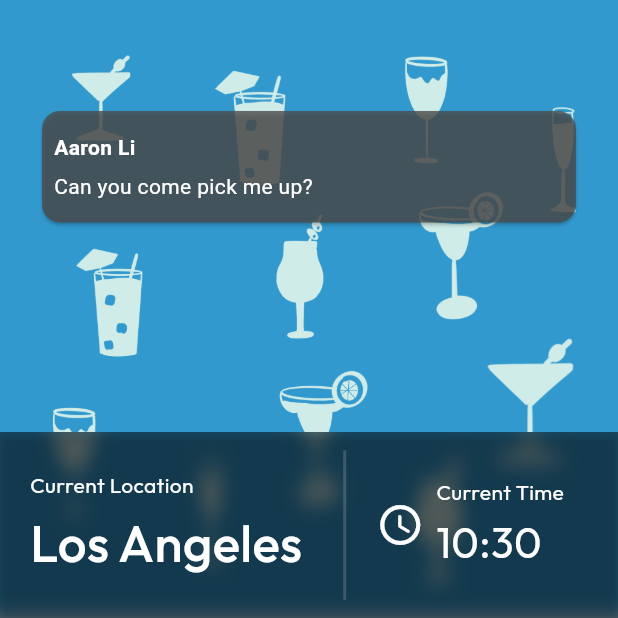
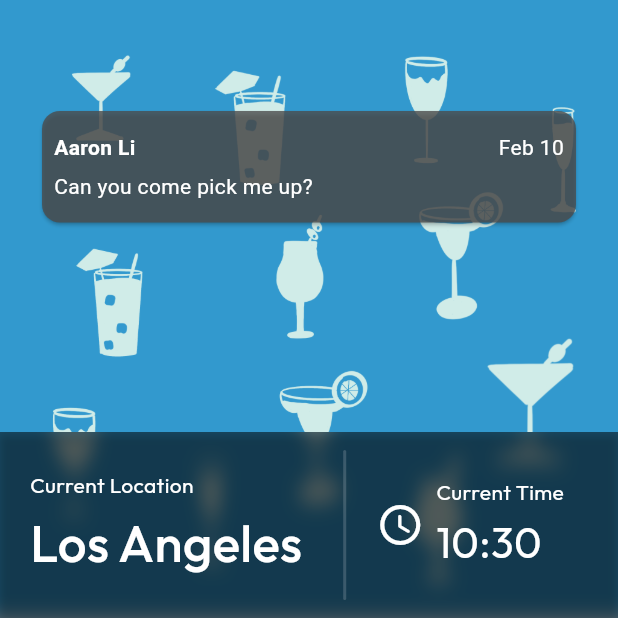
Before and after one commit to a-a-ronli/soberguardian, a Flutter app: the HomePageWidget screen opened directly, on a phone screen of 412 x 824 dp, the top half of it. Run offline on Flutter 3.47's test engine with Material 3 defaults, Android fonts, the phone set to English and light mode, and no system bars; our stand-ins replace auto_size_text, camera, cloud_functions, firebase_auth, firebase_core, firebase_database and 8 more; missing offline and left inert: dart:ffi, map_launcher; accounts and stored records are empty; generated files the repository leaves out were written again; statements that could not run were skipped.

Commit message:
Location Notification/Sharing Updates

```diff
--- a/soberguardianflutter/lib/contact_result.dart
+++ b/soberguardianflutter/lib/contact_result.dart
@@ -25,6 +25,8 @@ class _ContactResultScreenState extends State<ContactResultScreen> {
           .set({
         "message": widget.response,
         "time": DateTime.now().millisecondsSinceEpoch,
+        "latitude": Singleton().locationData?.latitude,
+        "longitude": Singleton().locationData?.longitude,
       }).then((value) {
         setState(() {
           widget.messageSent = true;
--- a/soberguardianflutter/lib/home.dart
+++ b/soberguardianflutter/lib/home.dart
@@ -14,6 +14,7 @@ import 'package:geocoding/geocoding.dart' as geocoding;
 import 'package:soberguardian/size_config.dart';
 import 'package:firebase_messaging/firebase_messaging.dart';
 import 'package:http/http.dart' as http;
+import 'package:soberguardian/integrated_notification.dart';
 import 'emergency.dart';
 import 'loading.dart';
 
@@ -227,31 +228,41 @@ class _HomePageWidgetState extends State<HomePageWidget> {
                             ],
                           ),
                           // semi-transparent notification card
-                          SizedBox(
-                              width: SizeConfig.blockSizeHorizontal! * 90,
-                              height: SizeConfig.blockSizeHorizontal! * 20,
-                              child: Card(
-                                  color: const Color.fromARGB(200, 75, 75, 75),
-                                  child: Padding(
-                                    padding: const EdgeInsets.all(8.0),
-                                    child: Column(
-                                      mainAxisAlignment:
-                                          MainAxisAlignment.spaceEvenly,
-                                      crossAxisAlignment:
-                                          CrossAxisAlignment.start,
-                                      children: [
-                                        Text(
-                                          "Aaron Li",
-                                          style: TextStyle(
-                                              color: Colors.white,
-                                              fontWeight: FontWeight.bold),
-                                        ),
-                                        Text("Can you come pick me up?",
-                                            style:
-                                                TextStyle(color: Colors.white)),
-                                      ],
-                                    ),
-                                  )))
+                          // SizedBox(
+                          //     width: SizeConfig.blockSizeHorizontal! * 90,
+                          //     height: SizeConfig.blockSizeHorizontal! * 20,
+                          //     child: Card(
+                          //         color: const Color.fromARGB(200, 75, 75, 75),
+                          //         child: InkWell(
+                          //           onTap: () {},
+                          //           child: Padding(
+                          //             padding: const EdgeInsets.all(8.0),
+                          //             child: Column(
+                          //               mainAxisAlignment:
+                          //                   MainAxisAlignment.spaceEvenly,
+                          //               crossAxisAlignment:
+                          //                   CrossAxisAlignment.start,
+                          //               children: [
+                          //                 Text(
+                          //                   "Aaron Li",
+                          //                   style: TextStyle(
+                          //                       color: Colors.white,
+                          //                       fontWeight: FontWeight.bold),
+                          //                 ),
+                          //                 Text("Can you come pick me up?",
+                          //                     style: TextStyle(
+                          //                         color: Colors.white)),
+                          //               ],
+                          //             ),
+                          //           ),
+                          //         ))),
+                          IntegratedNotificationCard(
+                            name: "Aaron Li",
+                            message: "Can you come pick me up?",
+                            latitude: 13.0,
+                            longitude: 12.0,
+                            timestamp: 1707606918818,
+                          )
                         ]),
                       ),
                       ClipRRect(
--- /dev/null
+++ b/soberguardianflutter/lib/integrated_notification.dart
@@ -0,0 +1,159 @@
+import 'dart:ffi';
+
+import 'package:flutter/material.dart';
+import 'package:latlong2/latlong.dart';
+import 'package:map_launcher/map_launcher.dart';
+import 'package:soberguardian/size_config.dart';
+import 'package:flutter_map/flutter_map.dart';
+import 'package:url_launcher/url_launcher.dart';
+import 'package:intl/intl.dart';
+
+String formatTimestamp(int timestamp) {
+  DateTime now = DateTime.now();
+  var date = DateTime.fromMillisecondsSinceEpoch(timestamp);
+
+  DateTime today = DateTime(now.year, now.month, now.day);
+  DateTime eventDate = DateTime(date.year, date.month, date.day);
+
+  if (today == eventDate) {
+    var formatter = DateFormat('HH:mm');
+    return formatter.format(date);
+  } else {
+    var formatter = DateFormat('MMM d');
+    return formatter.format(date);
+  }
+}
+
+class IntegratedNotificationCard extends StatelessWidget {
+  final String name;
+  final String message;
+  final double latitude;
+  final double longitude;
+  final int timestamp;
+  const IntegratedNotificationCard(
+      {super.key,
+      required this.name,
+      required this.message,
+      required this.latitude,
+      required this.longitude,
+      required this.timestamp});
+
+  @override
+  Widget build(BuildContext context) {
+    return SizedBox(
+        width: SizeConfig.blockSizeHorizontal! * 90,
+        height: SizeConfig.blockSizeHorizontal! * 20,
+        child: Card(
+            color: const Color.fromARGB(200, 75, 75, 75),
+            child: InkWell(
+              onTap: () {
+                // Go to notification reaction screen
+                Navigator.push(
+                    context,
+                    MaterialPageRoute(
+                        builder: (context) => NotificationReactionScreen(
+                              name: name,
+                              message: message,
+                              latitude: latitude,
+                              longitude: longitude,
+                              timestamp: timestamp,
+                            )));
+              },
+              child: Padding(
+                padding: const EdgeInsets.all(8.0),
+                child: Column(
+                  mainAxisAlignment: MainAxisAlignment.spaceEvenly,
+                  crossAxisAlignment: CrossAxisAlignment.start,
+                  children: [
+                    Row(
+                      mainAxisAlignment: MainAxisAlignment.spaceBetween,
+                      children: [
+                        Text(
+                          name,
+                          style: const TextStyle(
+                              color: Colors.white, fontWeight: FontWeight.bold),
+                        ),
+                        Text(
+                          formatTimestamp(timestamp),
+                          style: const TextStyle(color: Colors.white),
+                        ),
+                      ],
+                    ),
+                    Text(message, style: const TextStyle(color: Colors.white)),
+                  ],
+                ),
+              ),
+            )));
+  }
+}
+
+class NotificationReactionScreen extends StatelessWidget {
+  final String name;
+  final String message;
+  final double latitude;
+  final double longitude;
+  final int timestamp;
+  const NotificationReactionScreen({
+    super.key,
+    required this.name,
+    required this.message,
+    required this.latitude,
+    required this.longitude,
+    required this.timestamp,
+  });
+
+  @override
+  Widget build(BuildContext context) {
+    return Scaffold(
+        appBar: AppBar(),
+        body: Center(
+          child: Column(
+            mainAxisAlignment: MainAxisAlignment.spaceEvenly,
+            children: [
+              Text(formatTimestamp(timestamp),
+                  style: const TextStyle(fontSize: 16)),
+              Text(name,
+                  style: const TextStyle(
+                      fontWeight: FontWeight.bold, fontSize: 20)),
+              Text(message, style: const TextStyle(fontSize: 16)),
+              ElevatedButton(
+                  onPressed: () async {
+                    final availableMaps = await MapLauncher.installedMaps;
+                    await availableMaps.first.showMarker(
+                      coords: Coords(latitude, longitude),
+                      title: name,
+                    );
+                  },
+                  child: const Text("Open in Maps")),
+              SizedBox(
+                width: SizeConfig.blockSizeHorizontal! * 90,
+                height: SizeConfig.blockSizeVertical! * 70,
+                child: FlutterMap(
+                  options: MapOptions(
+                    initialCenter: LatLng(latitude, longitude),
+                    initialZoom: 13.0,
+                  ),
+                  children: [
+                    TileLayer(
+                      urlTemplate:
+                          'https://tile.openstreetmap.org/{z}/{x}/{y}.png',
+                      userAgentPackageName: 'com.example.app',
+                    ),
+                    MarkerLayer(
+                      markers: [
+                        Marker(
+                          point: LatLng(latitude, longitude),
+                          width: 80,
+                          height: 80,
+                          child: Image.asset("assets/images/Android Icon.png"),
+                        ),
+                      ],
+                    )
+                  ],
+                ),
+              )
+            ],
+          ),
+        ));
+  }
+}
--- a/soberguardianflutter/pubspec.yaml
+++ b/soberguardianflutter/pubspec.yaml
@@ -50,10 +50,12 @@ dependencies:
   camera: ^0.10.5+5
   share_plus: ^7.1.0
   geocoding: ^2.1.1
-  flutter_map: ^6.0.1
+  flutter_map: ^6.1.0
   latlong2: ^0.9.0
   firebase_messaging: ^14.7.10
   cloud_functions: ^4.6.0
+  map_launcher: ^3.1.0
+  url_launcher: ^6.2.4
 dev_dependencies:
   flutter_test:
     sdk: flutter
```
Also changed, not shown: 1 other file.
